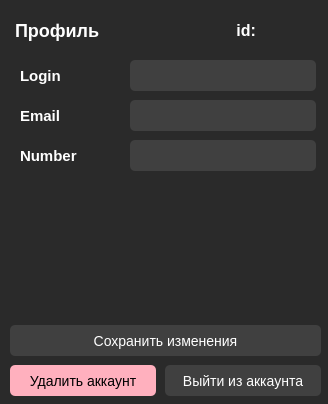
Above: profile/profile.ui from b0shka/selling_apps before the change. Below: the same form after it.
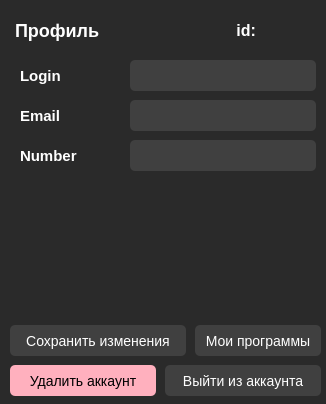
That is the form after the change.

Commit message: Added a view of your programs in your profile, the ability to edit and delete them. Also did a reset of global variables when completing an action

Patch:
```diff
--- a/profile/profile.ui
+++ b/profile/profile.ui
@@ -6,7 +6,7 @@
    <rect>
     <x>0</x>
     <y>0</y>
-    <width>328</width>
+    <width>326</width>
     <height>404</height>
    </rect>
   </property>
@@ -120,7 +120,7 @@
     <rect>
      <x>10</x>
      <y>325</y>
-     <width>311</width>
+     <width>176</width>
      <height>31</height>
     </rect>
    </property>
@@ -283,6 +283,27 @@
     <string>Выйти из аккаунта</string>
    </property>
   </widget>
+  <widget class="QPushButton" name="pushButton_4">
+   <property name="geometry">
+    <rect>
+     <x>195</x>
+     <y>325</y>
+     <width>126</width>
+     <height>31</height>
+    </rect>
+   </property>
+   <property name="styleSheet">
+    <string notr="true">padding: 2px;
+font-size: 14px;
+height: 28px;
+color: white;
+background-color: #404040;
+border-radius: 5px;</string>
+   </property>
+   <property name="text">
+    <string>Мои программы</string>
+   </property>
+  </widget>
  </widget>
  <resources/>
  <connections/>
```
The commit also changes 16 other files.
